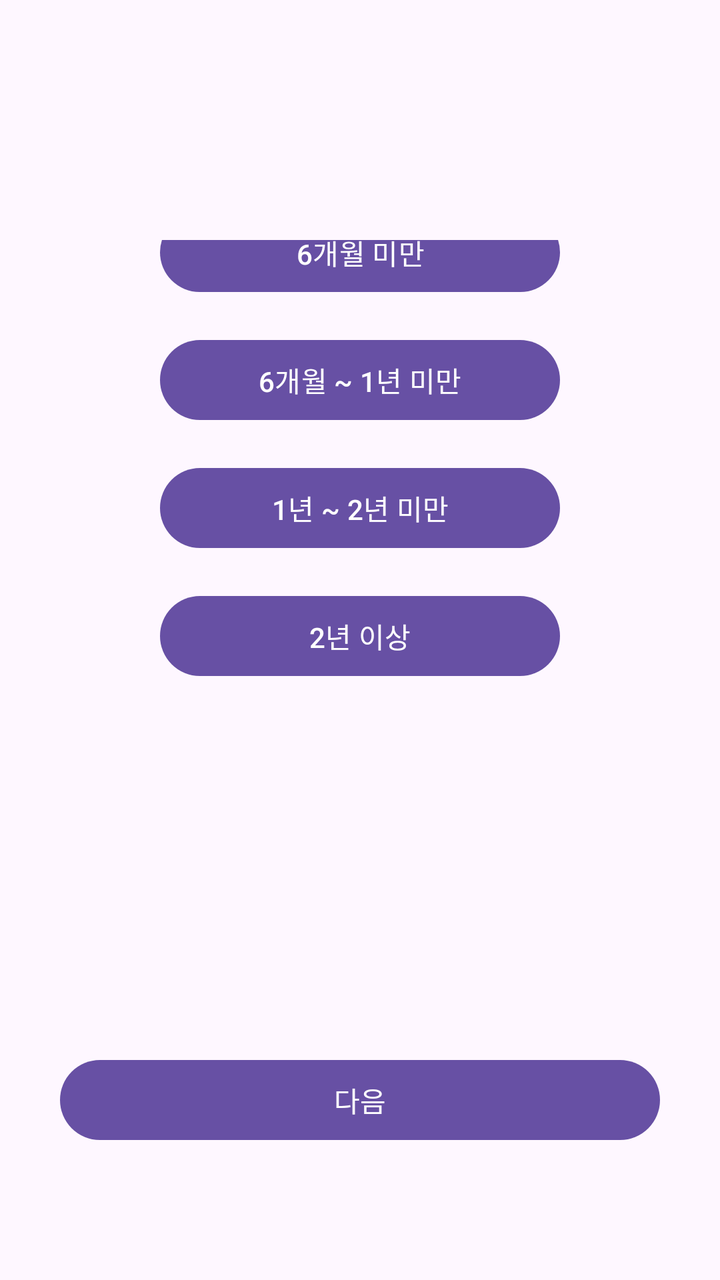
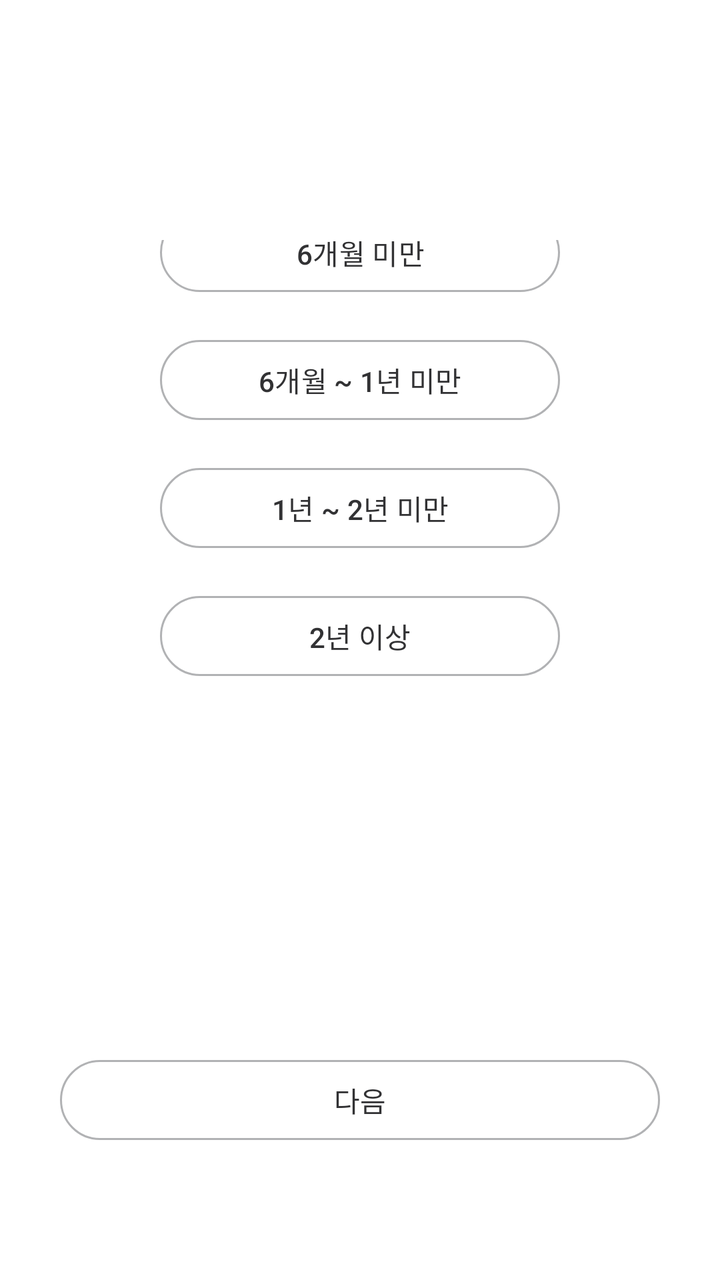

An Android layout rendered at two revisions. The XML below is the earlier revision; the diff shows what the commit changed to produce the second picture.
<!-- AndroidManifest.xml: application theme Theme.GURU2 -->
<!-- res/layout/fragment_survey_q1.xml -->
<?xml version="1.0" encoding="utf-8"?>
<androidx.constraintlayout.widget.ConstraintLayout xmlns:android="http://schemas.android.com/apk/res/android"
    xmlns:app="http://schemas.android.com/apk/res-auto"
    xmlns:tools="http://schemas.android.com/tools"
    android:layout_width="match_parent"
    android:layout_height="match_parent"
    android:paddingTop="120dp"
    tools:context=".SurveyQ1Fragment">

    

    
    <TextView
        android:id="@+id/Q1TextView"
        android:layout_width="wrap_content"
        android:layout_height="wrap_content"
        android:layout_marginBottom="40dp"
        android:text="한국어 학습 기간이 어느정도 되나요?"
        android:textSize="16sp"
        android:textStyle="bold"
        app:layout_constraintBottom_toTopOf="@+id/btnStudy1"
        app:layout_constraintEnd_toEndOf="parent"
        app:layout_constraintHorizontal_bias="0.496"
        app:layout_constraintStart_toStartOf="parent" />

    
    <Button
        android:id="@+id/btnStudy1"
        android:layout_width="0dp"
        android:layout_height="wrap_content"
        android:layout_marginStart="80dp"
        android:layout_marginEnd="80dp"
        android:layout_marginBottom="16dp"
        android:text="6개월 미만"
        app:layout_constraintBottom_toTopOf="@+id/btnStudy2"
        app:layout_constraintEnd_toEndOf="parent"
        app:layout_constraintHorizontal_bias="0.0"
        app:layout_constraintStart_toStartOf="parent" />

    <Button
        android:id="@+id/btnStudy2"
        android:layout_width="0dp"
        android:layout_height="wrap_content"
        android:layout_marginStart="80dp"
        android:layout_marginEnd="80dp"
        android:layout_marginBottom="16dp"
        android:text="6개월 ~ 1년 미만"
        app:layout_constraintBottom_toTopOf="@+id/btnStudy3"
        app:layout_constraintEnd_toEndOf="parent"
        app:layout_constraintHorizontal_bias="0.0"
        app:layout_constraintStart_toStartOf="parent" />

    <Button
        android:id="@+id/btnStudy3"
        android:layout_width="0dp"
        android:layout_height="wrap_content"
        android:layout_marginStart="80dp"
        android:layout_marginEnd="80dp"
        android:layout_marginBottom="16dp"
        android:text="1년 ~ 2년 미만"
        app:layout_constraintBottom_toTopOf="@+id/btnStudy4"
        app:layout_constraintEnd_toEndOf="parent"
        app:layout_constraintHorizontal_bias="0.0"
        app:layout_constraintStart_toStartOf="parent" />

    <Button
        android:id="@+id/btnStudy4"
        android:layout_width="0dp"
        android:layout_height="wrap_content"
        android:layout_marginStart="80dp"
        android:layout_marginEnd="80dp"
        android:layout_marginBottom="184dp"
        android:text="2년 이상"
        app:layout_constraintBottom_toTopOf="@+id/btnNext"
        app:layout_constraintEnd_toEndOf="parent"
        app:layout_constraintHorizontal_bias="1.0"
        app:layout_constraintStart_toStartOf="parent" />

    
    <Button
        android:id="@+id/btnNext"
        android:layout_width="match_parent"
        android:layout_height="48dp"
        android:layout_marginStart="30dp"
        android:layout_marginEnd="30dp"
        android:layout_marginBottom="66dp"
        android:text="다음"
        app:layout_constraintBottom_toBottomOf="parent"
        app:layout_constraintEnd_toEndOf="parent"
        app:layout_constraintHorizontal_bias="0.0"
        app:layout_constraintStart_toStartOf="parent" />

</androidx.constraintlayout.widget.ConstraintLayout>
<!-- resources referenced by this layout -->
<resources>
  <style name="Theme.GURU2" parent="Base.Theme.GURU2" />
  <style name="Base.Theme.GURU2" parent="Theme.Material3.DayNight.NoActionBar">
          
          
      </style>
</resources>

<!-- the commit's change to res/layout/fragment_survey_q1.xml (unified diff, before → after) -->
@@ -5,6 +5,7 @@
     android:layout_width="match_parent"
     android:layout_height="match_parent"
     android:paddingTop="120dp"
+    android:background="#FFF"
     tools:context=".SurveyQ1Fragment">
 
     
@@ -16,6 +17,7 @@
         android:layout_height="wrap_content"
         android:layout_marginBottom="40dp"
         android:text="한국어 학습 기간이 어느정도 되나요?"
+        android:textColor="#323234"
         android:textSize="16sp"
         android:textStyle="bold"
         app:layout_constraintBottom_toTopOf="@+id/btnStudy1"
@@ -32,6 +34,10 @@
         android:layout_marginEnd="80dp"
         android:layout_marginBottom="16dp"
         android:text="6개월 미만"
+        android:textColor="#323234"
+        app:backgroundTint="#FFF"
+        app:strokeWidth="1dp"
+        app:strokeColor="#B1B2B4"
         app:layout_constraintBottom_toTopOf="@+id/btnStudy2"
         app:layout_constraintEnd_toEndOf="parent"
         app:layout_constraintHorizontal_bias="0.0"
@@ -45,6 +51,10 @@
         android:layout_marginEnd="80dp"
         android:layout_marginBottom="16dp"
         android:text="6개월 ~ 1년 미만"
+        android:textColor="#323234"
+        app:backgroundTint="#FFF"
+        app:strokeWidth="1dp"
+        app:strokeColor="#B1B2B4"
         app:layout_constraintBottom_toTopOf="@+id/btnStudy3"
         app:layout_constraintEnd_toEndOf="parent"
         app:layout_constraintHorizontal_bias="0.0"
@@ -58,6 +68,10 @@
         android:layout_marginEnd="80dp"
         android:layout_marginBottom="16dp"
         android:text="1년 ~ 2년 미만"
+        android:textColor="#323234"
+        app:backgroundTint="#FFF"
+        app:strokeWidth="1dp"
+        app:strokeColor="#B1B2B4"
         app:layout_constraintBottom_toTopOf="@+id/btnStudy4"
         app:layout_constraintEnd_toEndOf="parent"
         app:layout_constraintHorizontal_bias="0.0"
@@ -71,6 +85,10 @@
         android:layout_marginEnd="80dp"
         android:layout_marginBottom="184dp"
         android:text="2년 이상"
+        app:backgroundTint="#FFF"
+        app:strokeWidth="1dp"
+        app:strokeColor="#B1B2B4"
+        android:textColor="#323234"
         app:layout_constraintBottom_toTopOf="@+id/btnNext"
         app:layout_constraintEnd_toEndOf="parent"
         app:layout_constraintHorizontal_bias="1.0"
@@ -85,6 +103,10 @@
         android:layout_marginEnd="30dp"
         android:layout_marginBottom="66dp"
         android:text="다음"
+        app:backgroundTint="#FFF"
+        app:strokeWidth="1dp"
+        app:strokeColor="#B1B2B4"
+        android:textColor="#323234"
         app:layout_constraintBottom_toBottomOf="parent"
         app:layout_constraintEnd_toEndOf="parent"
         app:layout_constraintHorizontal_bias="0.0"
<!-- resource entries referenced after the edit -->
@@ -4,6 +4,7 @@
   <style name="Base.Theme.GURU2" parent="Theme.Material3.DayNight.NoActionBar">
           
           
+  
       </style>
 </resources>
 
